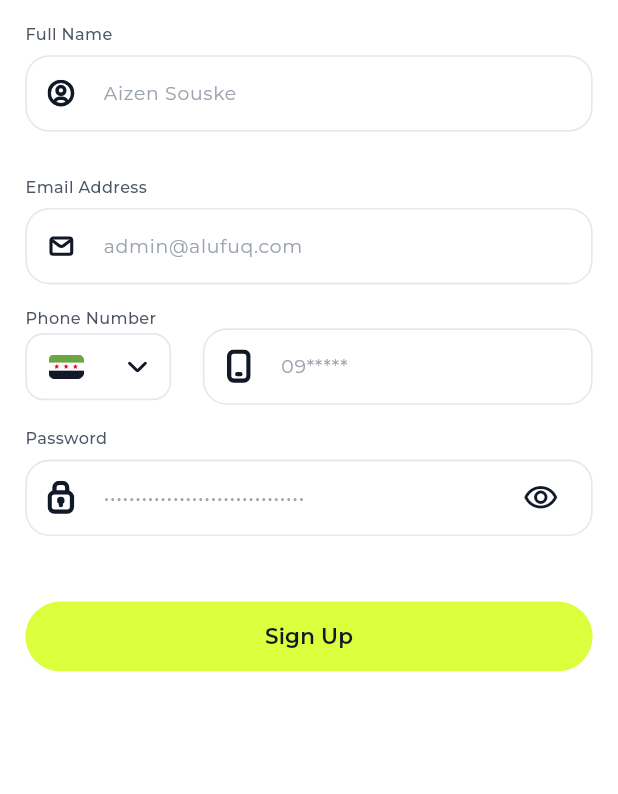
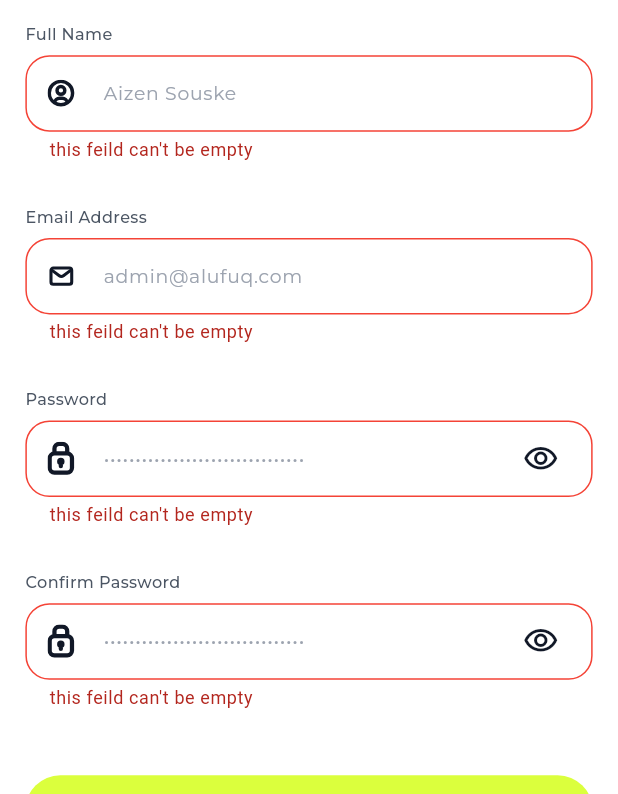
Before and after one commit to iamutaz/Nibras, a Flutter app: the screen it shows after launch, after a tap on "Sign Up", on a phone screen of 412 x 824 dp, the part 442-1236 px from its top. Run offline on Flutter 3.47's test engine with Material 3 defaults, Android fonts, the phone set to English and light mode, and no system bars; our stand-ins replace bloc, dio, flutter_bloc, flutter_screenutil, flutter_secure_storage, flutter_svg and 5 more; generated files the repository leaves out were written again.

Commit message:
linking sign up with the server     - add cubit and state for sign up     - add model for sign up request and response     - add repo for sign up

```diff
--- a/lib/core/DI/injection.dart
+++ b/lib/core/DI/injection.dart
@@ -4,6 +4,8 @@ import 'package:nibras/core/networking/dio_factory.dart';
 import 'package:nibras/core/networking/web_services.dart';
 import 'package:nibras/features/login/data/cubit/login_cubit.dart';
 import 'package:nibras/features/login/data/repo/login_repo.dart';
+import 'package:nibras/features/signup/data/cubit/signup_cubit.dart';
+import 'package:nibras/features/signup/data/repo/signup_repo.dart';
 
 final getIt = GetIt.instance;
 void setupinjection() async {
@@ -14,4 +16,8 @@ void setupinjection() async {
   //login
   getIt.registerLazySingleton<LoginRepo>(() => LoginRepo(getIt()));
   getIt.registerFactory<LoginCubit>(() => LoginCubit(getIt()));
+
+  //signup
+  getIt.registerLazySingleton<SignupRepo>(() => SignupRepo(getIt()));
+  getIt.registerFactory<SignupCubit>(() => SignupCubit(getIt()));
 }
--- a/lib/core/networking/api_constants.dart
+++ b/lib/core/networking/api_constants.dart
@@ -3,4 +3,5 @@ import 'dart:core';
 class ApiConstants {
  static const String baseurl="http://10.0.3.2:8000/api/";
  static const String login="auth/login";
+ static const String signup="auth/register";
 }
--- a/lib/core/networking/web_services.dart
+++ b/lib/core/networking/web_services.dart
@@ -3,6 +3,8 @@ import 'package:dio/dio.dart';
 import 'package:nibras/core/networking/api_constants.dart';
 import 'package:nibras/features/login/data/model/login_request_body.dart';
 import 'package:nibras/features/login/data/model/login_response_body.dart' show LoginResponseBody;
+import 'package:nibras/features/signup/data/model/signup_request_body.dart';
+import 'package:nibras/features/signup/data/model/signup_response_body.dart';
 import 'package:retrofit/error_logger.dart';
 import 'package:retrofit/http.dart';
 
@@ -16,4 +18,7 @@ abstract class WebServices {
 
   @POST(ApiConstants.login)
   Future<LoginResponseBody> login(@Body() LoginRequestBody loginrequestbody);
+
+  @POST(ApiConstants.signup)
+  Future<SignupResponseBody> signup(@Body() SignupRequestBody signuprequestbody);
 }
--- a/lib/core/routing/generate_reoute.dart
+++ b/lib/core/routing/generate_reoute.dart
@@ -8,6 +8,7 @@ import 'package:nibras/features/login/data/cubit/login_cubit.dart';
 import 'package:nibras/features/login/login.dart';
 import 'package:nibras/features/onboarding/presentation/pages/continue_with_google.dart';
 import 'package:nibras/features/onboarding/presentation/pages/onboarding_page.dart';
+import 'package:nibras/features/signup/data/cubit/signup_cubit.dart';
 import 'package:nibras/features/signup/signup.dart';
 
 class GenerateRoute {
@@ -16,7 +17,12 @@ class GenerateRoute {
       case RoutesName.onboarding:
         return MaterialPageRoute(builder: (context) => OnboardingPage());
       case RoutesName.signup:
-        return MaterialPageRoute(builder: (context) => Signup());
+        return MaterialPageRoute(
+          builder: (context) => BlocProvider(
+            create: (context) => getIt<SignupCubit>(),
+            child: Signup(),
+          ),
+        );
       case RoutesName.login:
         return MaterialPageRoute(
           builder: (context) => BlocProvider(
--- /dev/null
+++ b/lib/features/signup/data/cubit/signup_cubit.dart
@@ -0,0 +1,33 @@
+import 'package:bloc/bloc.dart';
+import 'package:flutter/material.dart';
+import 'package:nibras/core/networking/api_result.dart';
+import 'package:nibras/features/signup/data/cubit/signup_state.dart';
+import 'package:nibras/features/signup/data/model/signup_request_body.dart';
+import 'package:nibras/features/signup/data/repo/signup_repo.dart';
+
+class SignupCubit extends Cubit<SignUpState> {
+  // SignupCubit() : super(SignUpState.initial());
+
+  TextEditingController nameController = TextEditingController();
+  TextEditingController emailController = TextEditingController();
+  TextEditingController passwordController = TextEditingController();
+  TextEditingController confirmPasswordController = TextEditingController();
+
+  SignupRepo _repo;
+  final formkey = GlobalKey<FormState>();
+  SignupCubit(this._repo) : super(SignUpState.initial());
+
+  void emitSignupState(SignupRequestBody signupreqeustbody) async {
+    emit(SignUpState.signuploading());
+    final resposne = await _repo.signup(signupreqeustbody);
+    resposne.when(
+      success: (data) {
+        emit(SignUpState.signupsuccess(data));
+      },
+
+      failure: (error) {
+        emit(SignupFailure(error: error.apiErrorModel.message ?? ''));
+      },
+    );
+  }
+}
--- /dev/null
+++ b/lib/features/signup/data/cubit/signup_state.dart
@@ -0,0 +1,12 @@
+import 'package:freezed_annotation/freezed_annotation.dart';
+
+part 'signup_state.freezed.dart';
+
+@Freezed()
+class SignUpState<T> with _$SignUpState {
+  const factory SignUpState.initial() = _SignupInitial;
+  const factory SignUpState.signuploading() = SignupLoading;
+  const factory SignUpState.signupsuccess(T data) = SignupSuccess;
+  const factory SignUpState.signupfailure({required String error}) =
+      SignupFailure;
+}
--- /dev/null
+++ b/lib/features/signup/data/model/signup_request_body.dart
@@ -0,0 +1,17 @@
+import 'package:json_annotation/json_annotation.dart';
+
+part 'signup_request_body.g.dart';
+
+@JsonSerializable()
+class SignupRequestBody {
+  String name;
+  String email;
+  String password;
+  @JsonKey(name: "password_confirmation")
+  String passwordconfirmation;
+
+  SignupRequestBody({required this.name, required this.email, required this.password, required this.passwordconfirmation});
+
+
+  Map<String, dynamic> toJson() => _$SignupRequestBodyToJson(this);
+}
--- /dev/null
+++ b/lib/features/signup/data/repo/signup_repo.dart
@@ -0,0 +1,22 @@
+
+import 'package:nibras/core/networking/api_error_handler.dart';
+import 'package:nibras/core/networking/api_result.dart';
+import 'package:nibras/core/networking/web_services.dart';
+import 'package:nibras/features/signup/data/model/signup_request_body.dart';
+import 'package:nibras/features/signup/data/model/signup_response_body.dart';
+
+class SignupRepo {
+    final WebServices _webServices;
+  SignupRepo(this._webServices);
+
+  Future<ApiResult<SignupResponseBody>> signup(
+    SignupRequestBody signuprequestbody,
+  ) async {
+    try {
+      var response = await _webServices.signup(signuprequestbody);
+      return ApiResult.success(response);
+    } catch (error) {
+      return ApiResult.failure(ErrorHandler.handle(error));
+    }
+  }
+}
--- a/lib/features/signup/signup.dart
+++ b/lib/features/signup/signup.dart
@@ -1,14 +1,19 @@
 import 'package:flutter/material.dart';
+import 'package:flutter_bloc/flutter_bloc.dart';
 import 'package:flutter_screenutil/flutter_screenutil.dart';
 import 'package:flutter_svg/flutter_svg.dart';
+import 'package:nibras/core/helpers/app_regex.dart';
 import 'package:nibras/core/helpers/extension.dart';
 import 'package:nibras/core/routing/routes_name.dart';
 import 'package:nibras/core/theme/colors/app_colors.dart';
 import 'package:nibras/core/theme/fonts/text_styles.dart';
 import 'package:nibras/core/widgets/app_text_button.dart';
 import 'package:nibras/core/widgets/app_text_form_feild.dart';
+import 'package:nibras/features/signup/data/cubit/signup_cubit.dart';
+import 'package:nibras/features/signup/data/model/signup_request_body.dart';
 import 'package:nibras/features/signup/widgets/create_account_stack.dart'
     show CreateAccountStack;
+import 'package:nibras/features/signup/widgets/signup_bloc_listner.dart';
 
 class Signup extends StatefulWidget {
   const Signup({super.key});
@@ -19,12 +24,22 @@ class Signup extends StatefulWidget {
 
 class _SignupState extends State<Signup> {
   bool isobscuretext = true;
+  bool isobscurepassconfitext = true;
+  TextEditingController passcontroller = TextEditingController();
+
+  @override
+  void initState() {
+    super.initState();
+    passcontroller = context.read<SignupCubit>().passwordController;
+  }
 
   @override
   Widget build(BuildContext context) {
     return Scaffold(
       backgroundColor: Colors.white,
       body: SingleChildScrollView(
+        child: Form(
+          key: context.read<SignupCubit>().formkey,
           child: Column(
             children: [
               CreateAccountStack(),
@@ -36,81 +51,49 @@ class _SignupState extends State<Signup> {
                       "Join Nibras and start your joyful learning journey",
                       style: TextStyles.font16authblacksemibold,
                     ),
-                  Form(
-                    child: Column(
+                    Column(
                       children: [
                         FormBody(
-                          controller: TextEditingController(),
-                          validator: (value) {},
+                          controller: context
+                              .read<SignupCubit>()
+                              .nameController,
+                          validator: (value) {
+                            if (value == null || value.isEmpty) {
+                              return "this feild can't be empty";
+                            }
+                          },
                           title: "Full Name",
                           hint: "Aizen Souske",
                           prefixpath: "assets/svg/profile_vector.svg",
                         ),
                         FormBody(
-                          controller: TextEditingController(),
-                          validator: (value) {},
+                          controller: context
+                              .read<SignupCubit>()
+                              .emailController,
+                          validator: (value) {
+                            if (value == null || value.isEmpty) {
+                              return "this feild can't be empty";
+                            }
+                            if (!AppRegex.isEmailValid(value)) {
+                              return "invalid email format";
+                            }
+                          },
                           title: "Email Address",
                           hint: "admin@alufuq.com",
                           prefixpath: "assets/svg/email.svg",
                         ),
-                        Align(
-                          alignment: AlignmentGeometry.bottomLeft,
-                          child: Text(
-                            "Phone Number",
-                            style: TextStyles.font12darkgreymiduem,
-                          ),
-                        ),
-                        Row(
-                          crossAxisAlignment: CrossAxisAlignment.center,
-                          mainAxisAlignment: MainAxisAlignment.start,
-                          children: [
-                            Container(
-                              width: 92.w,
-                              height: 50.h,
-                              decoration: BoxDecoration(
-                                color: Colors.white,
-                                borderRadius: BorderRadius.circular(12),
-                                border: Border.all(
-                                  color: AppColors.borderColor,
-                                  width: 1.w,
-                                ),
-                              ),
-                              child: Row(
-                                mainAxisAlignment:
-                                    MainAxisAlignment.spaceAround,
-                                crossAxisAlignment: CrossAxisAlignment.center,
-                                children: [
-                                  Image.asset(
-                                    "assets/images/syira_flag.png",
-                                    width: 26.w,
-                                    height: 18.h,
-                                  ),
-                                  SvgPicture.asset('assets/svg/arrow_down.svg'),
-                                ],
-                              ),
-                            ),
-                            SizedBox(width: 20.w),
-                            Expanded(
-                              child: AppTextFormField(
-                                hintText: "09*****",
-                                validator: (value) {},
-                                prefixIcon: Padding(
-                                  padding: EdgeInsets.symmetric(
-                                    vertical: 14.0.h,
-                                    horizontal: 14.0.w,
-                                  ),
-                                  child: SvgPicture.asset(
-                                    "assets/svg/phone.svg",
-                                  ),
-                                ),
-                              ),
-                            ),
-                          ],
-                        ),
-
                         FormBody(
-                          controller: TextEditingController(),
-                          validator: (value) {},
+                          controller: context
+                              .read<SignupCubit>()
+                              .passwordController,
+                          validator: (value) {
+                            if (value == null || value.isEmpty) {
+                              return "this feild can't be empty";
+                            }
+                            if (!AppRegex.hasMinLength(value)) {
+                              return "must be 8 length at least";
+                            }
+                          },
                           title: "Password",
                           hint: "••••••••••••••••••••••••••••••••",
                           prefixpath: "assets/svg/lock.svg",
@@ -132,21 +115,80 @@ class _SignupState extends State<Signup> {
                             ),
                           ),
                         ),
+                        FormBody(
+                          controller: context
+                              .read<SignupCubit>()
+                              .confirmPasswordController,
+                          validator: (value) {
+                            if (value == null || value.isEmpty) {
+                              return "this feild can't be empty";
+                            } else if (value != passcontroller.text) {
+                              return "no matching with the password";
+                            }
+                          },
+                          title: "Confirm Password",
+                          hint: "••••••••••••••••••••••••••••••••",
+                          prefixpath: "assets/svg/lock.svg",
+                          isobscure: isobscurepassconfitext,
+                          suffix: Padding(
+                            padding: EdgeInsets.symmetric(horizontal: 10.0.w),
+                            child: IconButton(
+                              onPressed: () {
+                                setState(() {
+                                  isobscurepassconfitext =
+                                      !isobscurepassconfitext;
+                                });
+                              },
+                              icon: Icon(
+                                Icons.visibility_outlined,
+                                color: isobscurepassconfitext
+                                    ? AppColors.authblack
+                                    : Colors.blue,
+                              ),
+                            ),
+                          ),
+                        ),
                         SizedBox(height: 32.h),
                         AppTextButton(
                           onpressed: () {
-                            context.pushNamed(RoutesName.interesting);
+                            if (!context
+                                .read<SignupCubit>()
+                                .formkey
+                                .currentState!
+                                .validate()) {
+                              return;
+                            }
+                            context.read<SignupCubit>().emitSignupState(
+                              SignupRequestBody(
+                                name: context
+                                    .read<SignupCubit>()
+                                    .nameController
+                                    .text,
+                                email: context
+                                    .read<SignupCubit>()
+                                    .emailController
+                                    .text,
+                                password: context
+                                    .read<SignupCubit>()
+                                    .passwordController
+                                    .text,
+                                passwordconfirmation:
+                                    context.read<SignupCubit>().confirmPasswordController.text,
+                              ),
+
+                            );
                           },
                           textButton: "Sign Up",
                           textStyle: TextStyles.font16authblacksemibold,
+                        ),
+                        SignupBlocListner()
+                      ],
                     ),
                   ],
                 ),
               ),
             ],
           ),
-            ),
-          ],
         ),
       ),
     );
--- /dev/null
+++ b/lib/features/signup/widgets/signup_bloc_listner.dart
@@ -0,0 +1,45 @@
+import 'package:flutter/material.dart';
+import 'package:flutter_bloc/flutter_bloc.dart';
+import 'package:nibras/core/helpers/extension.dart';
+import 'package:nibras/core/helpers/shared_pref_helper.dart';
+import 'package:nibras/core/routing/routes_name.dart';
+import 'package:nibras/features/login/data/cubit/login_cubit.dart';
+import 'package:nibras/features/login/data/cubit/login_state.dart';
+import 'package:nibras/core/networking/api_error_handler.dart';
+import 'package:nibras/features/signup/data/cubit/signup_cubit.dart';
+import 'package:nibras/features/signup/data/cubit/signup_state.dart';
+
+class SignupBlocListner extends StatelessWidget {
+  const SignupBlocListner({super.key});
+
+  @override
+  Widget build(BuildContext context) {
+    return BlocListener<SignupCubit, SignUpState>(
+      listener: (context, state) {
+        state.whenOrNull(
+          signuploading: () {
+            showDialog(
+              context: context,
+              builder: (BuildContext context) {
+                return Center(child: CircularProgressIndicator());
+              },
+            );
+          },
+          signupsuccess: (data) async {
+            context.pop();
+
+            context.pushNamed(RoutesName.login);
+          },
+          signupfailure: (error) {
+            setupErrorState(context, error);
+          },
+        );
+      },
+      listenWhen: (previous, current) =>
+          current is SignupLoading ||
+          current is SignupSuccess ||
+          current is SignupFailure,
+      child: SizedBox.shrink(),
+    );
+  }
+}
--- a/lib/manager.dart
+++ b/lib/manager.dart
@@ -16,7 +16,7 @@ class Manager extends StatelessWidget {
       builder: (context, child) {
         return MaterialApp(
           debugShowCheckedModeBanner: false,
-          initialRoute: RoutesName.login,
+          initialRoute: RoutesName.signup,
           onGenerateRoute: generateRoute.generateRoute,
         );
       },
```
Also changed, not shown: lib/features/signup/data/model/signup_response_body.dart (added, +43 -0 lines), lib/core/networking/web_services.g.dart, lib/features/signup/data/cubit/signup_state.freezed.dart (added), lib/features/signup/data/model/signup_request_body.g.dart (added), lib/features/signup/data/model/signup_response_body.g.dart (added). Lines whose indentation alone changed are shown as unchanged.
